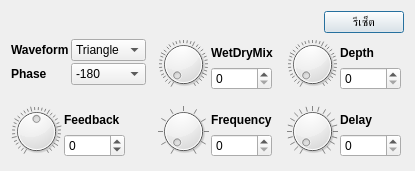
This is FXDialog/ChorusFXDialog.ui in pie62/HandyKaraoke as Qt 5 draws it before an edit. The edited form follows.
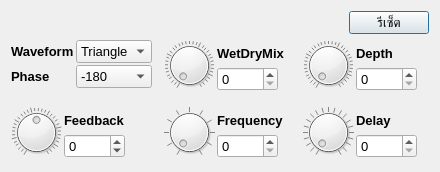
This is the edited form.

Patch:
```diff
--- a/FXDialog/ChorusFXDialog.ui
+++ b/FXDialog/ChorusFXDialog.ui
@@ -6,10 +6,15 @@
    <rect>
     <x>0</x>
     <y>0</y>
-    <width>415</width>
-    <height>171</height>
+    <width>440</width>
+    <height>172</height>
    </rect>
   </property>
+  <property name="font">
+   <font>
+    <pointsize>10</pointsize>
+   </font>
+  </property>
   <property name="windowTitle">
    <string>Dialog</string>
   </property>
@@ -43,7 +48,7 @@
    </item>
    <item>
     <layout class="QGridLayout" name="gridLayout">
-     <property name="horizontalSpacing">
+     <property name="spacing">
       <number>12</number>
      </property>
      <item row="0" column="0">
```
